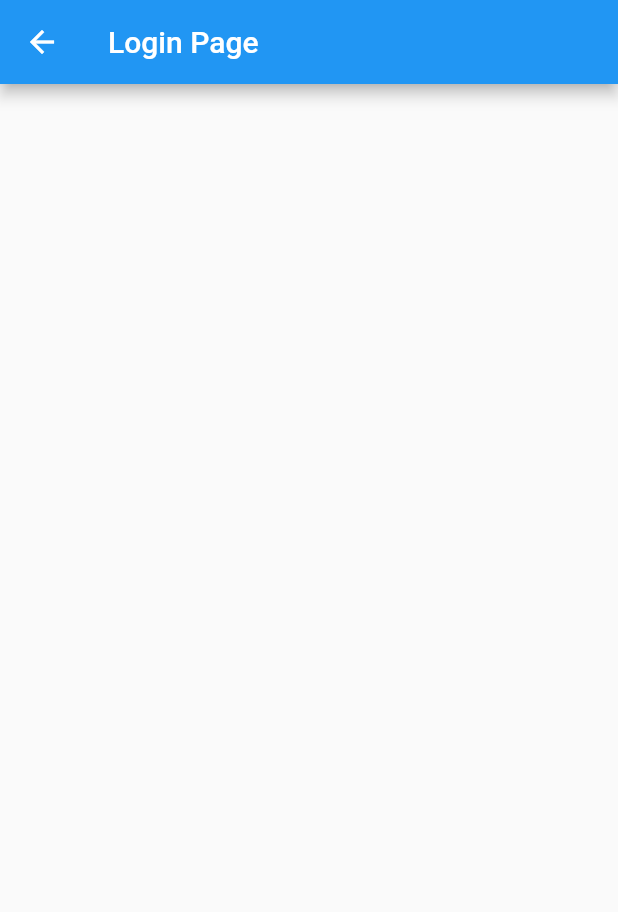
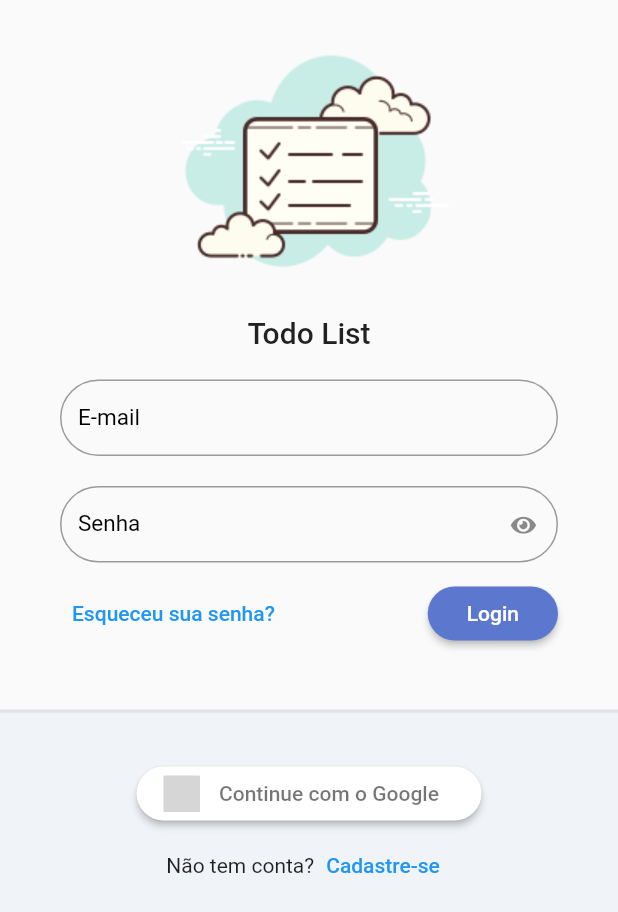
Before and after one commit to Renaldwilliam/Todo_list_modules_provider, a Flutter app: the screen it shows after launch, on a phone screen of 412 x 824 dp. Shown: the top 912 px of the screen. Run offline on Flutter 3.47's test engine with Material 2 defaults, Android fonts, the phone set to English and light mode, and no system bars; our stand-ins replace flutter_signin_button, google_fonts, sqflite, sqflite_common, synchronized; accounts and stored records are empty; Roboto replaces fonts that are missing (Mandali); grey boxes are pictures that could not be loaded.

Commit message:
Criação da tela de login e criação de componentes

```diff
--- a/lib/app/app_widget.dart
+++ b/lib/app/app_widget.dart
@@ -1,9 +1,10 @@
 import 'package:flutter/material.dart';
 import 'package:provider/provider.dart';
 import 'package:todo_list_provider/app/core/database/sqlite_adm_connection.dart';
-import 'package:todo_list_provider/app/models/auth/auth.module.dart';
-import 'package:todo_list_provider/app/models/auth/login/login_controller.dart';
-import 'package:todo_list_provider/app/models/auth/login/login_page.dart';
+import 'package:todo_list_provider/app/core/ui/todo_list_ui_config.dart';
+import 'package:todo_list_provider/app/modules/auth/auth.module.dart';
+import 'package:todo_list_provider/app/modules/auth/login/login_controller.dart';
+import 'package:todo_list_provider/app/modules/auth/login/login_page.dart';
 import 'package:todo_list_provider/app/modules/splash/splash_page.dart';
 
 class AppWidget extends StatefulWidget {
@@ -33,6 +34,7 @@ class _AppWidgetState extends State<AppWidget> {
     return MaterialApp(
       title: "Todo List Provider",
       initialRoute: '/login',
+      theme: TodoListUiConfig.theme,
       routes: {
         ...AuthModule().routers
       },
--- /dev/null
+++ b/lib/app/core/ui/theme_extensions.dart
@@ -0,0 +1,14 @@
+import 'package:flutter/material.dart';
+
+extension ThemeExtension on BuildContext {
+  Color get primaryColor => Theme.of(this).primaryColor;
+  Color get primaryColorLight => Theme.of(this).primaryColorLight;
+  // Color get buttonTheme => Theme.of(this).button;
+  TextTheme get textTheme => Theme.of(this).textTheme;
+
+  TextStyle get titleStyle => const TextStyle(
+    fontSize: 12,
+    fontWeight: FontWeight.bold,
+    color: Colors.grey
+  );
+}
--- /dev/null
+++ b/lib/app/core/ui/todo_list_icons.dart
@@ -0,0 +1,30 @@
+/// Flutter icons TodoListIcons
+/// Copyright (C) 2023 by original authors @ fluttericon.com, fontello.com
+/// This font was generated by FlutterIcon.com, which is derived from Fontello.
+///
+/// To use this font, place it in your fonts/ directory and include the
+/// following in your pubspec.yaml
+///
+/// flutter:
+///   fonts:
+///    - family:  TodoListIcons
+///      fonts:
+///       - asset: fonts/TodoListIcons.ttf
+///
+///
+/// * Font Awesome 5, Copyright (C) 2016 by Dave Gandy
+///         Author:    Dave Gandy
+///         License:   SIL (https://github.com/FortAwesome/Font-Awesome/blob/master/LICENSE.txt)
+///         Homepage:  http://fortawesome.github.com/Font-Awesome/
+///
+import 'package:flutter/widgets.dart';
+
+class TodoListIcons {
+  TodoListIcons._();
+
+  static const _kFontFam = 'TodoListIcons';
+  static const String? _kFontPkg = null;
+
+  static const IconData eye = IconData(0xf06e, fontFamily: _kFontFam, fontPackage: _kFontPkg);
+  static const IconData eye_slash = IconData(0xf070, fontFamily: _kFontFam, fontPackage: _kFontPkg);
+}
--- /dev/null
+++ b/lib/app/core/ui/todo_list_ui_config.dart
@@ -0,0 +1,15 @@
+import 'package:flutter/material.dart';
+import 'package:google_fonts/google_fonts.dart';
+
+class TodoListUiConfig {
+  TodoListUiConfig._();
+
+  static get theme => ThemeData(
+      textTheme: GoogleFonts.mandaliTextTheme(),
+      primaryColor: const Color(0xff5c77ce),
+      primaryColorLight: const Color(0xffABC8F7),
+      elevatedButtonTheme: ElevatedButtonThemeData(
+        style:
+            ElevatedButton.styleFrom(backgroundColor: const Color(0xff5c77ce)),
+      ));
+}
--- /dev/null
+++ b/lib/app/core/widgets/todo_list_field.dart
@@ -0,0 +1,61 @@
+import 'package:flutter/material.dart';
+import 'package:todo_list_provider/app/core/ui/todo_list_icons.dart';
+
+class TodoListField extends StatelessWidget {
+  final String label;
+  final IconButton? suffixIconButton;
+  final bool obscureText;
+  final ValueNotifier<bool> obscureTextVN;
+  final TextEditingController? controller;
+  final FormFieldValidator<String>? validator;
+
+  TodoListField({
+    Key? key,
+    required this.label,
+    this.suffixIconButton,
+    this.obscureText = false,
+    this.controller,
+    this.validator,
+  })  : assert(obscureText == true ? suffixIconButton == null : true,
+            'ObscureText não pode ser enviado em conjunto com o suffixIconBottom'),
+        obscureTextVN = ValueNotifier(obscureText),
+        super(key: key);
+
+  @override
+  Widget build(BuildContext context) {
+    return ValueListenableBuilder<bool>(
+      valueListenable: obscureTextVN,
+      builder: (_, obscureTextValue, child) {
+        return TextFormField(
+          controller: controller,
+          validator: validator,
+          decoration: InputDecoration(
+            label: Text(label),
+            labelStyle: const TextStyle(fontSize: 15, color: Colors.black),
+            border: OutlineInputBorder(borderRadius: BorderRadius.circular(30)),
+            errorBorder: OutlineInputBorder(
+              borderRadius: BorderRadius.circular(30),
+              borderSide: const BorderSide(color: Colors.red),
+            ),
+            isDense: true,
+            suffixIcon: suffixIconButton ??
+                (obscureText == true
+                    ? IconButton(
+                        icon: Icon(
+                          !obscureTextValue
+                              ? TodoListIcons.eye_slash
+                              : TodoListIcons.eye,
+                          size: 15,
+                        ),
+                        onPressed: () {
+                          obscureTextVN.value = !obscureTextValue;
+                        },
+                      )
+                    : null),
+          ),
+          obscureText: obscureTextValue,
+        );
+      },
+    );
+  }
+}
--- /dev/null
+++ b/lib/app/core/widgets/todo_list_logo.dart
@@ -0,0 +1,20 @@
+import 'package:flutter/material.dart';
+import 'package:todo_list_provider/app/core/ui/theme_extensions.dart';
+
+class TodoListLogo extends StatelessWidget {
+  const TodoListLogo({super.key});
+
+  @override
+  Widget build(BuildContext context) {
+    return Column(
+      mainAxisAlignment: MainAxisAlignment.center,
+      children: [
+        Image.asset(
+          'assets/logo.png',
+          height: 200,
+        ),
+        Text('Todo List', style: context.textTheme.headline6),
+      ],
+    );
+  }
+}
--- a/lib/app/models/auth/login/login_page.dart
+++ /dev/null
@@ -1,17 +0,0 @@
-import 'package:flutter/material.dart';
-import 'package:provider/provider.dart';
-import 'package:todo_list_provider/app/models/auth/login/login_controller.dart';
-
-class LoginPage extends StatelessWidget {
-
-  const LoginPage({ super.key });
-
-   @override
-   Widget build(BuildContext context) {
-        Provider.of<LoginController>(context);
-       return Scaffold(
-           appBar: AppBar(title: const Text('Login Page'),),
-           body: Container(),
-       );
-  }
-}
--- a/lib/app/models/auth/auth.module.dart
+++ b/lib/app/modules/auth/auth.module.dart
@@ -1,8 +1,8 @@
 import 'package:path/path.dart';
 import 'package:provider/provider.dart';
 import 'package:todo_list_provider/app/core/modules/todo_list_module.dart';
-import 'package:todo_list_provider/app/models/auth/login/login_controller.dart';
-import 'package:todo_list_provider/app/models/auth/login/login_page.dart';
+import 'package:todo_list_provider/app/modules/auth/login/login_controller.dart';
+import 'package:todo_list_provider/app/modules/auth/login/login_page.dart';
 
 class AuthModule extends TodoListModule {
   AuthModule()
--- /dev/null
+++ b/lib/app/modules/auth/login/login_page.dart
@@ -0,0 +1,117 @@
+import 'package:flutter/material.dart';
+import 'package:flutter_signin_button/button_list.dart';
+import 'package:flutter_signin_button/button_view.dart';
+import 'package:provider/provider.dart';
+import 'package:todo_list_provider/app/core/widgets/todo_list_logo.dart';
+import 'package:todo_list_provider/app/modules/auth/login/login_controller.dart';
+
+import '../../../core/widgets/todo_list_field.dart';
+
+class LoginPage extends StatelessWidget {
+  const LoginPage({super.key});
+
+  @override
+  Widget build(BuildContext context) {
+    Provider.of<LoginController>(context);
+    return Scaffold(
+      body: LayoutBuilder(
+        builder: (context, constraints) {
+          return SingleChildScrollView(
+            child: ConstrainedBox(
+              constraints: BoxConstraints(
+                minHeight: constraints.maxHeight,
+                minWidth: constraints.maxWidth,
+              ),
+              child: IntrinsicHeight(
+                child: Column(
+                  mainAxisSize: MainAxisSize.min,
+                  children: [
+                    const SizedBox(height: 10),
+                    const TodoListLogo(),
+                    Padding(
+                      padding: const EdgeInsets.symmetric(
+                          horizontal: 40, vertical: 20),
+                      child: Form(
+                          child: Column(
+                        children: [
+                          TodoListField(label: 'E-mail'),
+                          const SizedBox(height: 20),
+                          TodoListField(
+                            label: 'Senha',
+                            obscureText: true,
+                          ),
+                          const SizedBox(height: 10),
+                          Row(
+                            mainAxisAlignment: MainAxisAlignment.spaceBetween,
+                            children: [
+                              TextButton(
+                                onPressed: () {},
+                                child: const Text(
+                                  'Esqueceu sua senha?',
+                                ),
+                              ),
+                              ElevatedButton(
+                                style: ElevatedButton.styleFrom(
+                                    shape: const RoundedRectangleBorder(
+                                        borderRadius: BorderRadius.all(
+                                  Radius.circular(20),
+                                ))),
+                                onPressed: () {},
+                                child: const Padding(
+                                  padding: EdgeInsets.all(10),
+                                  child: Text(
+                                    'Login',
+                                  ),
+                                ),
+                              ),
+                            ],
+                          )
+                        ],
+                      )),
+                    ),
+                    const SizedBox(height: 20),
+                    Expanded(
+                      child: Container(
+                        decoration: BoxDecoration(
+                            color: const Color(0xffF0F3F7),
+                            border: Border(
+                              top: BorderSide(
+                                width: 2,
+                                color: Colors.grey.withAlpha(50),
+                              ),
+                            )),
+                        child: Column(
+                          children: [
+                            const SizedBox(height: 30),
+                            SignInButton(
+                              Buttons.Google,
+                              text: 'Continue com o Google',
+                              padding: const EdgeInsets.all(5),
+                              shape: OutlineInputBorder(
+                                  borderRadius: BorderRadius.circular(30),
+                                  borderSide: BorderSide.none),
+                              onPressed: () {},
+                            ),
+                            Row(
+                              mainAxisAlignment: MainAxisAlignment.center,
+                              children: [
+                                const Text('Não tem conta?'),
+                                TextButton(
+                                    onPressed: () {},
+                                    child: const Text("Cadastre-se"))
+                              ],
+                            )
+                          ],
+                        ),
+                      ),
+                    )
+                  ],
+                ),
+              ),
+            ),
+          );
+        },
+      ),
+    );
+  }
+}
```
Also changed, not shown: pubspec.yaml (+8 -6 lines), assets/create_todo_screen.png (added), assets/fonts/TodoListIcons.ttf (added), assets/home_screen.png (added), assets/home_week_screen.png (added), assets/login_screen.png (added), assets/logo.png (added), assets/register_screen.png (added), lib/app/modules/auth/login/login_controller.dart (renamed from lib/app/models/auth/login/login_controller.dart), pubspec.lock, 1 other file.
